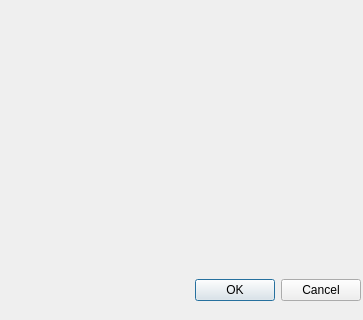
Before: the Qt Designer form View/viewmyprofile.ui in Darhal/Trottipret, drawn with Qt 5.
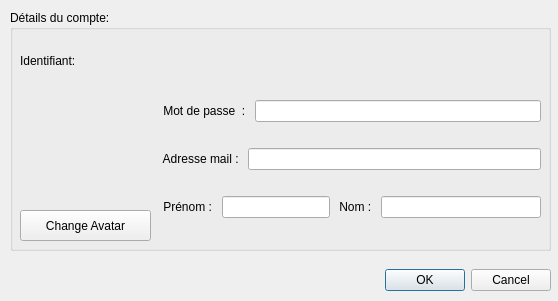
After: the same form once the commit is applied.

Diff of the .ui file:
```diff
--- a/View/viewmyprofile.ui
+++ b/View/viewmyprofile.ui
@@ -6,8 +6,8 @@
    <rect>
     <x>0</x>
     <y>0</y>
-    <width>363</width>
-    <height>320</height>
+    <width>558</width>
+    <height>301</height>
    </rect>
   </property>
   <property name="windowTitle">
@@ -16,9 +16,9 @@
   <widget class="QDialogButtonBox" name="buttonBox">
    <property name="geometry">
     <rect>
-     <x>140</x>
-     <y>270</y>
-     <width>221</width>
+     <x>360</x>
+     <y>260</y>
+     <width>191</width>
      <height>41</height>
     </rect>
    </property>
@@ -29,6 +29,150 @@
     <set>QDialogButtonBox::Cancel|QDialogButtonBox::Ok</set>
    </property>
   </widget>
+  <widget class="QGroupBox" name="groupBox">
+   <property name="geometry">
+    <rect>
+     <x>10</x>
+     <y>10</y>
+     <width>541</width>
+     <height>241</height>
+    </rect>
+   </property>
+   <property name="title">
+    <string>Détails du compte:</string>
+   </property>
+   <widget class="QWidget" name="verticalLayoutWidget">
+    <property name="geometry">
+     <rect>
+      <x>150</x>
+      <y>70</y>
+      <width>381</width>
+      <height>161</height>
+     </rect>
+    </property>
+    <layout class="QVBoxLayout" name="verticalLayout_2">
+     <item>
+      <layout class="QHBoxLayout" name="horizontalLayout_6">
+       <item>
+        <widget class="QLabel" name="label_9">
+         <property name="text">
+          <string> Mot de passe  : </string>
+         </property>
+        </widget>
+       </item>
+       <item>
+        <widget class="QLineEdit" name="mdp">
+         <property name="echoMode">
+          <enum>QLineEdit::Password</enum>
+         </property>
+        </widget>
+       </item>
+      </layout>
+     </item>
+     <item>
+      <layout class="QHBoxLayout" name="horizontalLayout_7">
+       <item>
+        <widget class="QLabel" name="label_10">
+         <property name="text">
+          <string> Adresse mail : </string>
+         </property>
+        </widget>
+       </item>
+       <item>
+        <widget class="QLineEdit" name="adrmail"/>
+       </item>
+      </layout>
+     </item>
+     <item>
+      <layout class="QHBoxLayout" name="horizontalLayout_2">
+       <item>
+        <layout class="QHBoxLayout" name="horizontalLayout_3">
+         <item>
+          <layout class="QHBoxLayout" name="horizontalLayout_5">
+           <item>
+            <widget class="QLabel" name="label_7">
+             <property name="text">
+              <string> Prénom : </string>
+             </property>
+            </widget>
+           </item>
+           <item>
+            <widget class="QLineEdit" name="prenom"/>
+           </item>
+          </layout>
+         </item>
+         <item>
+          <widget class="QLabel" name="label_6">
+           <property name="text">
+            <string> Nom : </string>
+           </property>
+          </widget>
+         </item>
+         <item>
+          <widget class="QLineEdit" name="nom"/>
+         </item>
+        </layout>
+       </item>
+      </layout>
+     </item>
+    </layout>
+   </widget>
+   <widget class="QLabel" name="avatar">
+    <property name="geometry">
+     <rect>
+      <x>10</x>
+      <y>70</y>
+      <width>131</width>
+      <height>121</height>
+     </rect>
+    </property>
+    <property name="text">
+     <string/>
+    </property>
+   </widget>
+   <widget class="QLabel" name="idf">
+    <property name="geometry">
+     <rect>
+      <x>10</x>
+      <y>30</y>
+      <width>521</width>
+      <height>41</height>
+     </rect>
+    </property>
+    <property name="text">
+     <string>Identifiant: </string>
+    </property>
+   </widget>
+   <widget class="QPushButton" name="changeAvatar">
+    <property name="geometry">
+     <rect>
+      <x>10</x>
+      <y>200</y>
+      <width>131</width>
+      <height>31</height>
+     </rect>
+    </property>
+    <property name="text">
+     <string>Change Avatar</string>
+    </property>
+   </widget>
+  </widget>
+  <widget class="QLabel" name="warning">
+   <property name="geometry">
+    <rect>
+     <x>10</x>
+     <y>260</y>
+     <width>361</width>
+     <height>31</height>
+    </rect>
+   </property>
+   <property name="styleSheet">
+    <string notr="true">color:red;</string>
+   </property>
+   <property name="text">
+    <string/>
+   </property>
+  </widget>
  </widget>
  <resources/>
  <connections>
```
